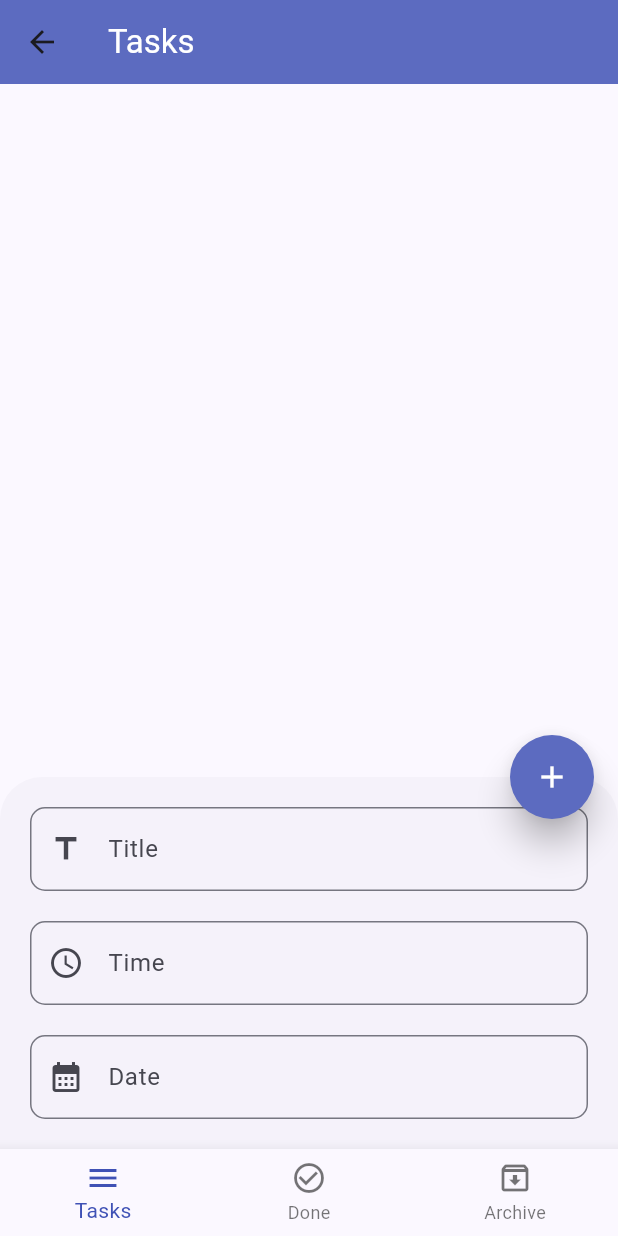
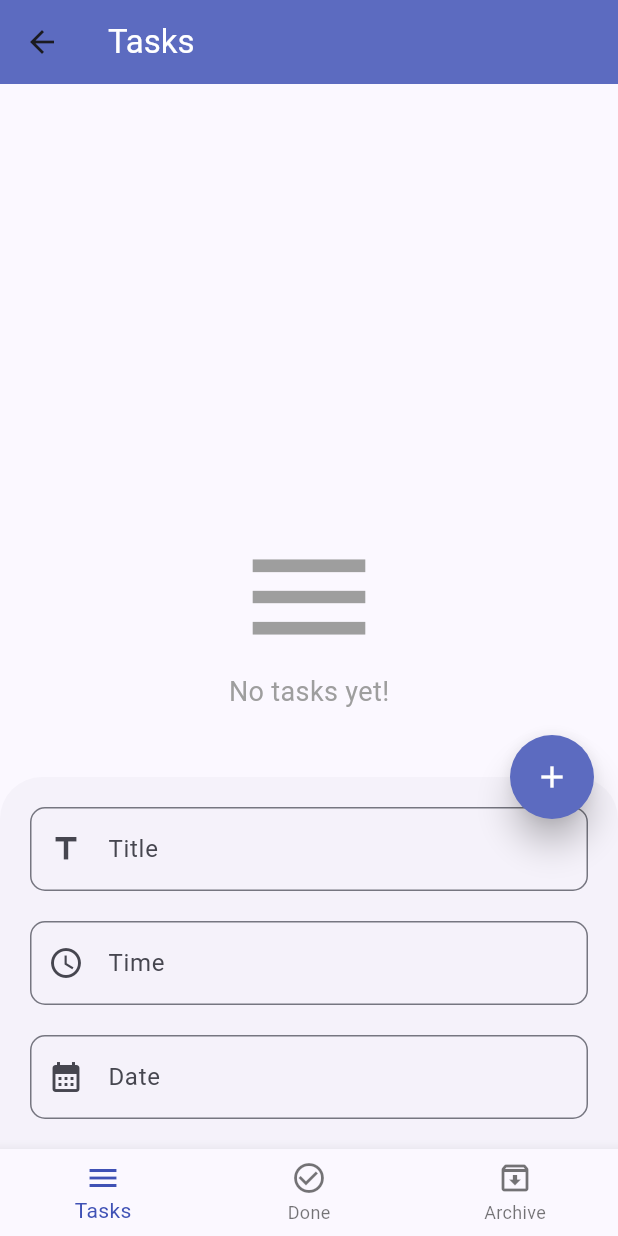
Before and after one commit to Sonialr7iny/Tasks_app, a Flutter app: the HomeLayoutScreen screen opened directly, after a tap on the "edit" icon, on a phone screen of 412 x 824 dp. Run offline on Flutter 3.47's test engine with Material 3 defaults, Android fonts, the phone set to English and light mode, and no system bars; our stand-ins replace bloc, flutter_bloc, sqflite; accounts and stored records are empty.

Commit message:
add updateData methode to update record in DB

```diff
--- a/lib/modules/archive/archive_screen.dart
+++ b/lib/modules/archive/archive_screen.dart
@@ -1,4 +1,10 @@
+import 'package:flutter/foundation.dart';
 import 'package:flutter/material.dart';
+import 'package:flutter_bloc/flutter_bloc.dart';
+
+import '../../shared/components/components.dart';
+import '../../shared/cubit/cubit.dart';
+import '../../shared/cubit/states.dart';
 
 class ArchiveScreen extends StatefulWidget {
   const ArchiveScreen({super.key});
@@ -10,10 +16,48 @@ class ArchiveScreen extends StatefulWidget {
 class _ArchiveScreenState extends State<ArchiveScreen> {
   @override
   Widget build(BuildContext context) {
-    return Center(
-      child: Text(
-          'Archive..'
-      ),
+    return BlocConsumer<AppCubit,AppStates>(
+      listener: (BuildContext context,AppStates state) {
+        if (kDebugMode) {
+          print('Hello consumer in Task Screen !!!!!------');
+        }
+      },
+      buildWhen: (previous,current){
+        return current is AppGetDatabaseState||
+            current is AppGetDatabaseLoadingState||
+            current is AppInitialState;
+      },
+      builder: (BuildContext context,AppStates state) {
+        AppCubit cubit=AppCubit.get(context);
+        var tasks=cubit.archivedTasks;
+        if(state is AppGetDatabaseLoadingState && tasks.isEmpty){
+          return const Center(child:CircularProgressIndicator());
+        }
+        if(tasks.isEmpty){
+          return const Center(
+            child: Column(
+              mainAxisAlignment: MainAxisAlignment.center,
+              children: [
+                Icon(Icons.archive,size: 100,color: Colors.grey,),
+                Text('No archive tasks yet!',style: TextStyle(fontSize: 18,color: Colors.grey),)
+              ],
+            ),
+          );
+        }
+        return Center(
+            child: ListView.separated(
+                itemBuilder: (context, index) =>
+                    buildTaskItems(tasks[index],context),
+                separatorBuilder: (context, index) => Padding(
+                  padding: const EdgeInsetsDirectional.only(start: 20.0),
+                  child: Container(
+                    width: double.infinity,
+                    color: Colors.grey[300],
+                    height: 1.0,
+                  ),
+                ),
+                itemCount: tasks.length));
+      },
     );
   }
 }
--- a/lib/modules/tasks/task_screen.dart
+++ b/lib/modules/tasks/task_screen.dart
@@ -1,7 +1,7 @@
+import 'package:flutter/foundation.dart';
 import 'package:flutter/material.dart';
 import 'package:flutter_bloc/flutter_bloc.dart';
 import 'package:tasks_app/shared/components/components.dart';
-import 'package:tasks_app/shared/components/constants.dart';
 import 'package:tasks_app/shared/cubit/cubit.dart';
 import 'package:tasks_app/shared/cubit/states.dart';
 
@@ -12,10 +12,32 @@ class TaskScreen extends StatelessWidget {
   Widget build(BuildContext context) {
     return BlocConsumer<AppCubit,AppStates>(
       listener: (BuildContext context,AppStates state) {
-        print('Hello consumer in Task Screen !!!!!------');
+        if (kDebugMode) {
+          print('Hello consumer in Task Screen !!!!!------');
+        }
+      },
+      buildWhen: (previous,current){
+        return current is AppGetDatabaseState||
+              current is AppGetDatabaseLoadingState||
+              current is AppInitialState;
       },
       builder: (BuildContext context,AppStates state) {
-        var tasks=AppCubit.get(context).tasks;
+        AppCubit cubit=AppCubit.get(context);
+        var tasks=cubit.newTasks;
+        if(state is AppGetDatabaseLoadingState && tasks.isEmpty){
+          return const Center(child:CircularProgressIndicator());
+        }
+        if(tasks.isEmpty){
+          return const Center(
+            child: Column(
+              mainAxisAlignment: MainAxisAlignment.center,
+              children: [
+                Icon(Icons.menu,size: 100,color: Colors.grey,),
+                Text('No tasks yet!',style: TextStyle(fontSize: 18,color: Colors.grey),)
+              ],
+            ),
+          );
+        }
         return Center(
             child: ListView.separated(
                 itemBuilder: (context, index) =>
--- a/lib/shared/cubit/cubit.dart
+++ b/lib/shared/cubit/cubit.dart
@@ -12,9 +12,9 @@ class AppCubit extends Cubit<AppStates> {
   static AppCubit get(context) => BlocProvider.of(context);
   int currentIndex = 0;
   List<Widget> screen = [
-    TaskScreen(),
-    DoneScreen(),
-    ArchiveScreen(),
+   const TaskScreen(),
+   const DoneScreen(),
+   const ArchiveScreen(),
   ];
   List<String> title = [
     'Tasks',
@@ -23,12 +23,17 @@ class AppCubit extends Cubit<AppStates> {
   ];
   IconData febIcon = Icons.edit;
   bool isBottomSheetShown = false;
-  List<Map> tasks = [];
+  List<Map> newTasks = [];
+  List<Map> doneTasks = [];
+  List<Map> archivedTasks = [];
   TaskDb taskDb = TaskDb();
+  IconData checkIcon=Icons.check_box_outlined;
 
-  AppCubit() : super(AppInitialState());
+  AppCubit() : super(AppInitialState()){
+    loadTasks();
+  }
 
-  void changeIndex(int index) async {
+  void changeIndex(int index)  {
     currentIndex = index;
     emit(AppChangeBottomNavBarState());
   }
@@ -42,28 +47,40 @@ class AppCubit extends Cubit<AppStates> {
     emit(AppChangeBottomSheetState());
   }
 
-  Future<List<Map>> getDate() async {
-    await _refreshTasks();
-    return tasks = await taskDb.getDb();
+  Future<void>loadTasks() async {
+    emit(AppGetDatabaseLoadingState());
+try{
+  final List<Map> allTasks=await taskDb.getDb();
+  newTasks.clear();
+  doneTasks.clear();
+  archivedTasks.clear();
+
+  for(var task in allTasks){
+    if(task['status']=='new'){
+      newTasks.add(task);
+
+    }
+    else if(task['status']=='done'){
+      doneTasks.add(task);
+
+    }
+    else if(task['status']=='archive'){
+      archivedTasks.add(task);
+    }
   }
+  if(kDebugMode){
+    print('CUBIT loadTasks: New :${newTasks.length},Done:${doneTasks.length},Archived:${archivedTasks.length}');
+  }
+  emit(AppGetDatabaseState());
+}catch(e,s){
+  if(kDebugMode){
+    print('Error loading tasks from DB : $e');
+    print('Stacktrace:$s');
+  }
+  emit(AppDatabaseErrorState(e.toString()));
+}
 
-  Future<void> updateTasks({
-    required String status,
-    required int id,
-  }) async {
-    try {
-      await taskDb.updateData(status: status, id: id);
-      emit(AppUpdateDatabaseState());
-      if (kDebugMode) {
-        print('Cubit update: taskDb.Update completed');
-        await _refreshTasks();
-      }
-    } catch (e) {
-      if (kDebugMode) {
-        print('Error updating tasks :$e');
-        emit(AppDatabaseErrorState(e.toString()));
-      }
-    }
+
   }
 
   Future<void> insert({
@@ -73,11 +90,11 @@ class AppCubit extends Cubit<AppStates> {
   }) async {
     try {
       await taskDb.insertToTask(title, time, date);
-      emit(AppInsertDatabaseState());
+      // emit(AppInsertDatabaseState());
       if (kDebugMode) {
         print("Cubit insert: taskDb.insertToTask completed.");
       }
-      await _refreshTasks();
+      await loadTasks();
     } catch (e) {
       if (kDebugMode) {
         print('Error inserting task:$e');
@@ -86,9 +103,37 @@ class AppCubit extends Cubit<AppStates> {
     }
   }
 
-  Future<void> _refreshTasks() async {
-    tasks = await taskDb.getDb();
-    emit(AppGetDatabaseState());
-    emit(AppGetDatabaseLoadingState());
+  Future<void> updateTasks({
+    required String status,
+    required int id,
+  }) async {
+    try {
+      await taskDb.updateData(status: status, id: id);
+      // emit(AppUpdateDatabaseState());
+      if (kDebugMode) {
+        print('Cubit update: taskDb.Update completed for id:$id to status : $status');
+      }
+      await loadTasks();
+    } catch (e) {
+      if (kDebugMode) {
+        print('Error updating tasks :$e');
+        emit(AppDatabaseErrorState(e.toString()));
+      }
+    }
+  }
+  Future<void> deleteFromTasks({required int id})async{
+    try{
+      await taskDb.deleteData(id: id);
+      if(kDebugMode){
+        print('=============Cubit delete: tasksDb.delete completed with id :$id=======');
+      }
+      await loadTasks();
+    }catch(e){
+      if(kDebugMode){
+        print('Error deleting task:$e');
+        emit(AppDatabaseErrorState(e.toString()));
+      }
+    }
+    emit(AppDeleteDatabaseState());
   }
 }
--- a/lib/shared/cubit/states.dart
+++ b/lib/shared/cubit/states.dart
@@ -11,6 +11,8 @@ class AppGetDatabaseState extends AppStates{}
 
 class AppUpdateDatabaseState extends AppStates{}
 
+class AppDeleteDatabaseState extends AppStates{}
+
 class AppGetDatabaseLoadingState extends AppStates{}
 
 class AppDatabaseErrorState extends AppStates{
```
Also changed, not shown: lib/layout/home_layout.dart (+40 -32 lines), lib/modules/done/done_screen.dart (+48 -5 lines), lib/shared/components/components.dart (+12 -4 lines), lib/task_db.dart (+55 -55 lines), 4 other files.
